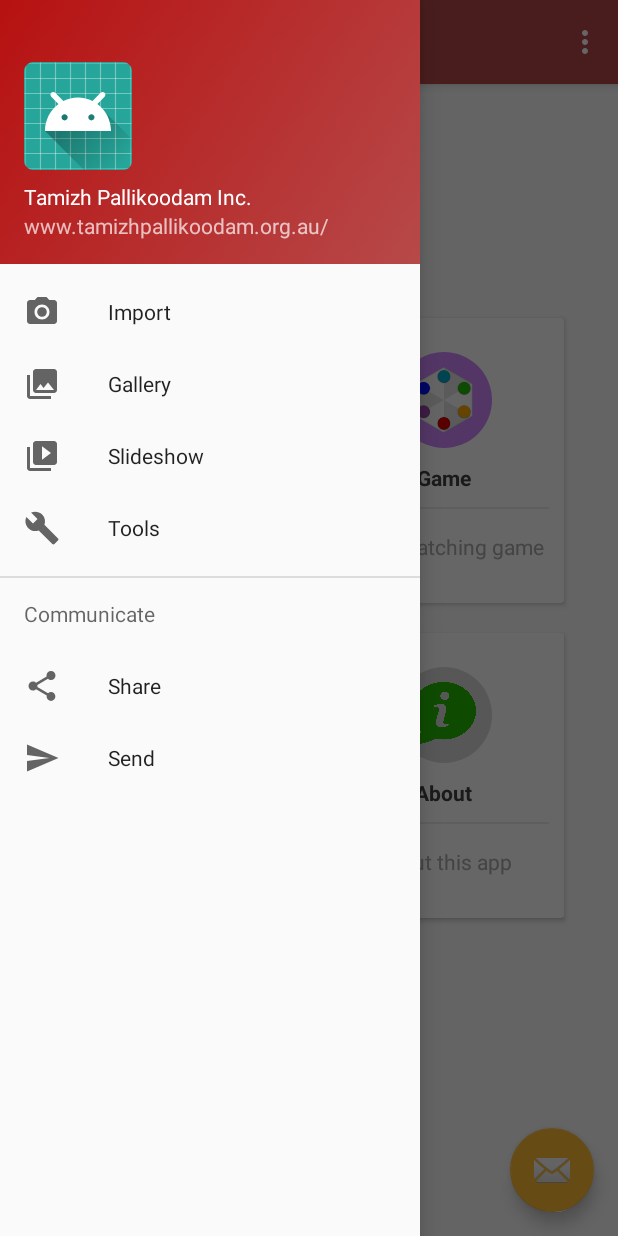
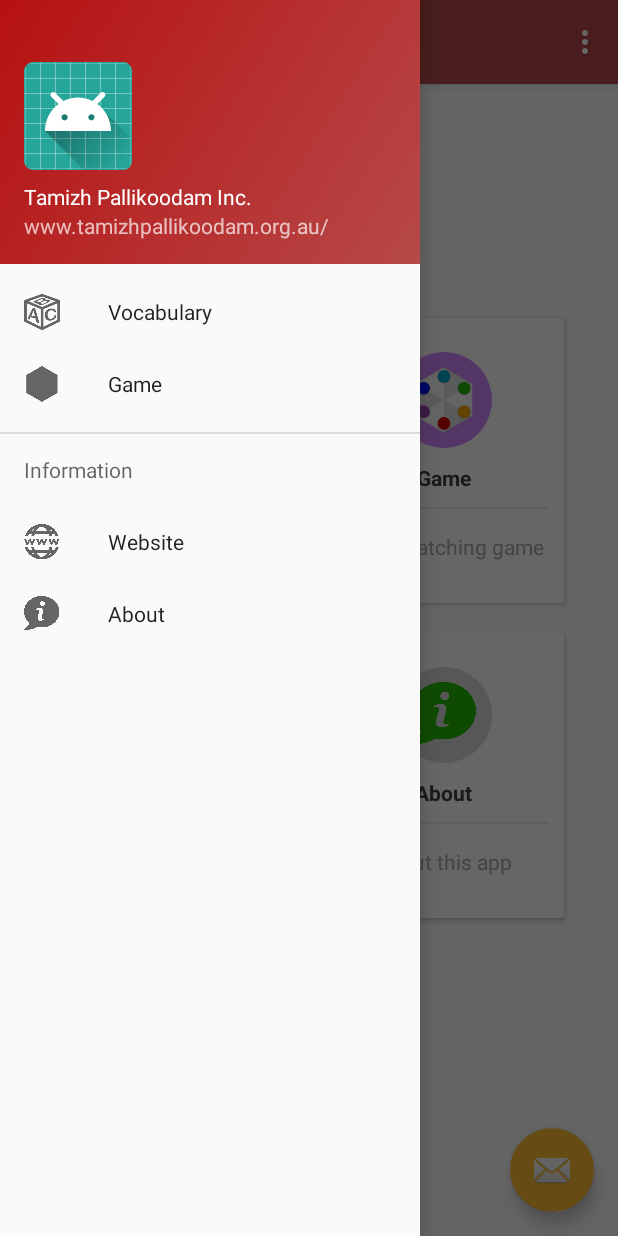
Before and after one commit to LordHazious/tpk, an Android app: the screen it shows after launch (HomeActivity), with the side drawer open, on a phone screen of 412 x 824 dp. Run offline under Robolectric (Android 15) with nearby library versions, the phone set to English and light mode, and no system bars; Roboto replaces fonts that are not available here.

```diff
--- a/app/build.gradle
+++ b/app/build.gradle
@@ -2,7 +2,6 @@ apply plugin: 'com.android.application'
 
 android {
     compileSdkVersion 27
-
     defaultConfig {
         applicationId "au.com.codycodes.tpk.tamizhpallikoodam"
         minSdkVersion 19
--- a/app/src/main/res/menu/activity_home_drawer.xml
+++ b/app/src/main/res/menu/activity_home_drawer.xml
@@ -6,32 +6,33 @@
     <group android:checkableBehavior="single">
         <item
             android:id="@+id/nav_camera"
-            android:icon="@drawable/ic_menu_camera"
-            android:title="Import" />
+            android:icon="@drawable/vocabulary"
+            android:title="Vocabulary" />
         <item
             android:id="@+id/nav_gallery"
-            android:icon="@drawable/ic_menu_gallery"
-            android:title="Gallery" />
+            android:icon="@drawable/game"
+            android:title="Game" />
         <item
             android:id="@+id/nav_slideshow"
-            android:icon="@drawable/ic_menu_slideshow"
-            android:title="Slideshow" />
+            android:icon="@drawable/website"
+            android:title="Website"
+            android:visible="false"/>
         <item
             android:id="@+id/nav_manage"
-            android:icon="@drawable/ic_menu_manage"
-            android:title="Tools" />
+            android:icon="@drawable/about"
+            android:title="About" android:visible="false"/>
     </group>
 
-    <item android:title="Communicate">
+    <item android:title="Information">
         <menu>
             <item
                 android:id="@+id/nav_share"
-                android:icon="@drawable/ic_menu_share"
-                android:title="Share" />
+                android:icon="@drawable/website"
+                android:title="Website" />
             <item
                 android:id="@+id/nav_send"
-                android:icon="@drawable/ic_menu_send"
-                android:title="Send" />
+                android:icon="@drawable/about"
+                android:title="About" />
         </menu>
     </item>
 
```
Also changed, not shown: app/src/main/java/au/com/codycodes/tpk/tamizhpallikoodam/HomeActivity.java (+12 -6 lines), app/src/main/java/au/com/codycodes/tpk/tamizhpallikoodam/QuestionActivity.java (+7 -0 lines), app/src/main/res/layout/activity_question.xml (+17 -15 lines), app/src/main/res/drawable-hdpi/bg_game.png (added), app/src/main/res/drawable-hdpi/play_button.png (added), app/src/main/res/drawable-mdpi/bg_game.png (added), app/src/main/res/drawable-mdpi/play_button.png (added), app/src/main/res/drawable-xhdpi/bg_game.png (added), app/src/main/res/drawable-xhdpi/play_button.png (added), app/src/main/res/drawable-xxhdpi/bg_game.png (added), app/src/main/res/drawable-xxhdpi/play_button.png (added), app/src/main/res/drawable-xxxhdpi/bg_game.png (added), app/src/main/res/drawable-xxxhdpi/play_button.png (added).
